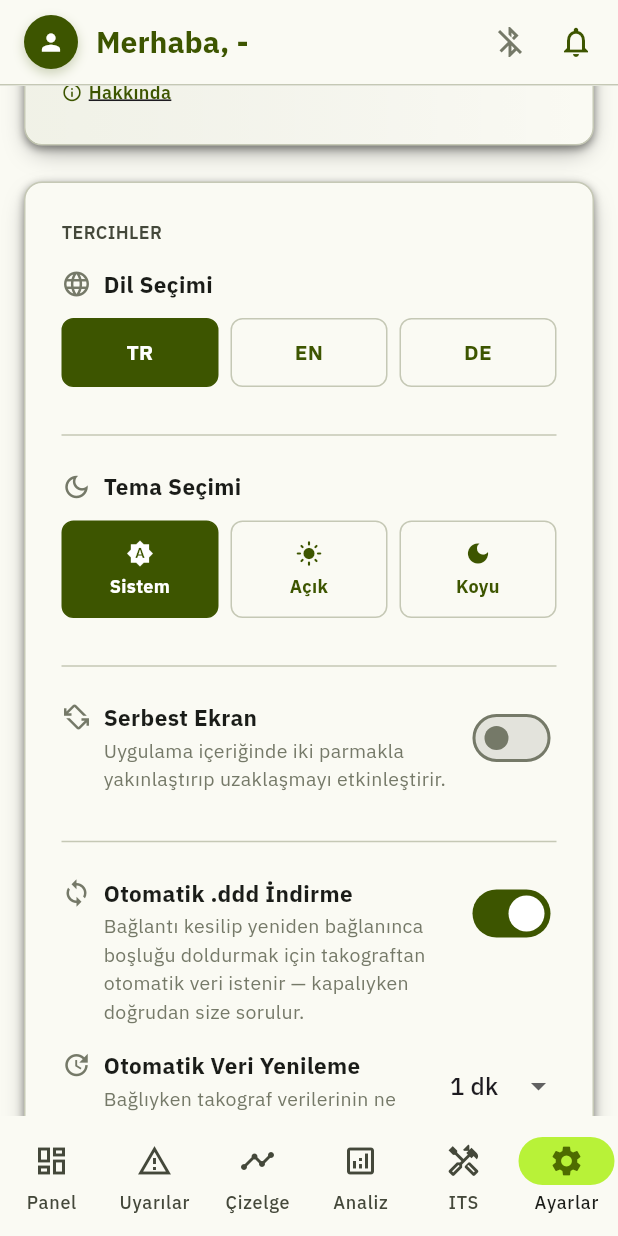
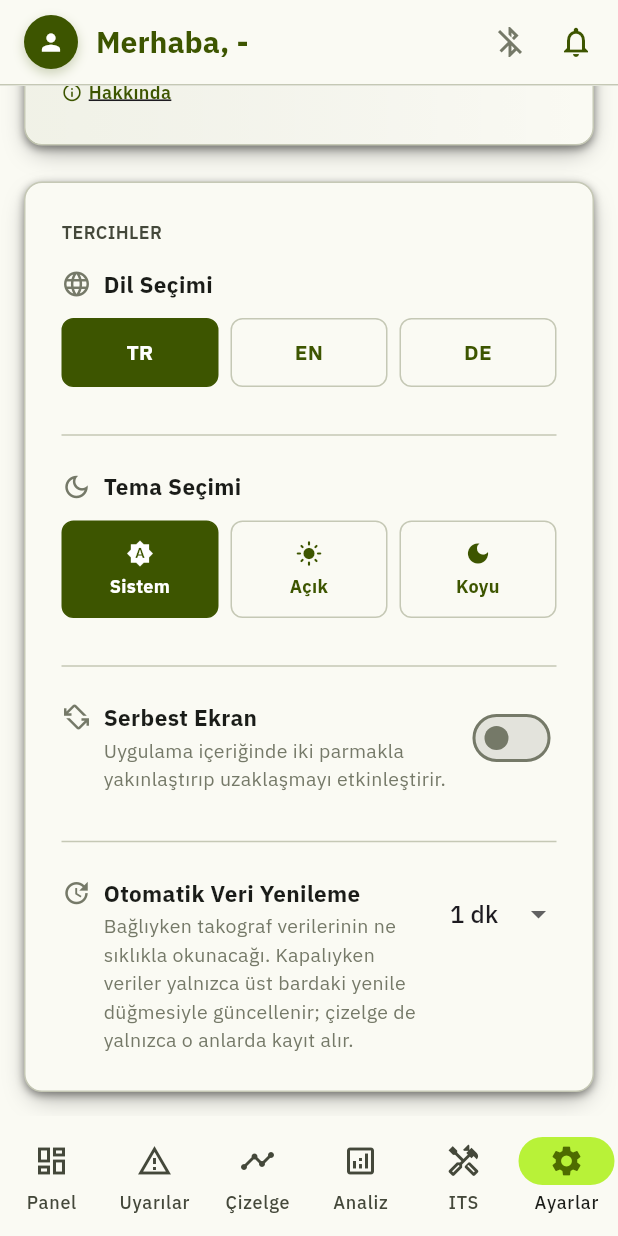
Before and after one commit to benilyalcin/SmartTrack, a Flutter app: the SettingsPage screen opened by its route, scrolled down 288 dp, on a phone screen of 412 x 824 dp. Run offline on Flutter 3.47's test engine with Material 3 defaults, Android fonts, the phone set to English and light mode, and no system bars; our stand-ins replace flutter_blue_plus, flutter_local_notifications, flutter_map, geolocator, go_router, google_fonts and 7 more; missing offline and left inert: extension_google_sign_in_as_googleapis_auth, file_saver, flutter_classic_bluetooth, googleapis; accounts and stored records are empty.

Commit message:
Remove the automatic .ddd download on reconnect
The setting is gone from Settings and the reconnect no longer starts a
.ddd download; downloads are made by hand from ITS > Veri indirme.

Co-Authored-By: Claude Opus 5.5 <noreply@anthropic.com>

```diff
--- a/lib/core/localization/localization.dart
+++ b/lib/core/localization/localization.dart
@@ -313,19 +313,6 @@ class AppLocalizations {
       'EN': 'Enables pinch-to-zoom in and out on the app content.',
       'DE':
           'Aktiviert Zwei-Finger-Zoom (Vergrößern/Verkleinern) im App-Inhalt.',
-    },
-    'settings.autoFetchDdd': {
-      'TR': 'Otomatik .ddd İndirme',
-      'EN': 'Automatic .ddd Download',
-      'DE': 'Automatischer .ddd-Download',
-    },
-    'settings.autoFetchDddDesc': {
-      'TR':
-          'Bağlantı kesilip yeniden bağlanınca boşluğu doldurmak için takograftan otomatik veri istenir — kapalıyken doğrudan size sorulur.',
-      'EN':
-          'On reconnect, automatically requests data from the tachograph to fill the gap — when off, you\'re asked directly instead.',
-      'DE':
-          'Beim erneuten Verbinden werden automatisch Daten vom Fahrtenschreiber angefordert, um die Lücke zu schließen — bei Deaktivierung werden Sie stattdessen direkt gefragt.',
     },
     'select.title': {
       'TR': 'Takograf Seçin',
--- a/lib/core/services/bluetooth_service.dart
+++ b/lib/core/services/bluetooth_service.dart
@@ -1976,21 +1976,6 @@ class AppBluetoothService {
         gotData,
         reason: gotData ? null : (failureReason ?? 'Cihazdan veri alınamadı'),
       );
-
-      DddFile? dddOutcome;
-      if (appState.autoFetchDddOnReconnect) {
-        trace('DDD-Download', true, 'BAŞLADI');
-        dddOutcome = await appState.downloadDddForCurrentCard(
-          sendAndReceive: sendAndReceive,
-        );
-        trace(
-          'DDD-Download',
-          dddOutcome != null,
-          dddOutcome != null ? 'TAMAMLANDI' : 'BAŞARISIZ/VERİ YOK',
-        );
-      } else {
-        trace('DDD-Download', true, 'ATLANDI (ayar kapalı)');
-      }
 
       if (gotData) {
         appState.checkForRealGap(
--- a/lib/features/settings/settings_page.dart
+++ b/lib/features/settings/settings_page.dart
@@ -605,49 +605,6 @@ class _SettingsPageState extends State<SettingsPage> {
             crossAxisAlignment: CrossAxisAlignment.start,
             children: [
               Icon(
-                Icons.sync_outlined,
-                color: Theme.of(context).colorScheme.outline,
-                size: 20,
-              ),
-              const SizedBox(width: 8),
-              Expanded(
-                child: Column(
-                  crossAxisAlignment: CrossAxisAlignment.start,
-                  children: [
-                    Text(
-                      _t('settings.autoFetchDdd'),
-                      style: TextStyle(
-                        fontSize: 15,
-                        fontWeight: FontWeight.bold,
-                        color: Theme.of(context).colorScheme.onSurface,
-                      ),
-                    ),
-                    const SizedBox(height: 2),
-                    Text(
-                      _t('settings.autoFetchDddDesc'),
-                      style: TextStyle(
-                        fontSize: 13,
-                        color: Theme.of(context).colorScheme.outline,
-                      ),
-                    ),
-                  ],
-                ),
-              ),
-              Switch(
-                value: appState.autoFetchDddOnReconnect,
-                onChanged: (value) =>
-                    appState.setAutoFetchDddOnReconnect(value),
-                activeTrackColor: Theme.of(context).colorScheme.primary,
-              ),
-            ],
-          ),
-
-          const SizedBox(height: 16),
-
-          Row(
-            crossAxisAlignment: CrossAxisAlignment.start,
-            children: [
-              Icon(
                 Icons.update,
                 color: Theme.of(context).colorScheme.outline,
                 size: 20,
```
Also changed, not shown: lib/core/providers/app_state.dart (+0 -15 lines).
